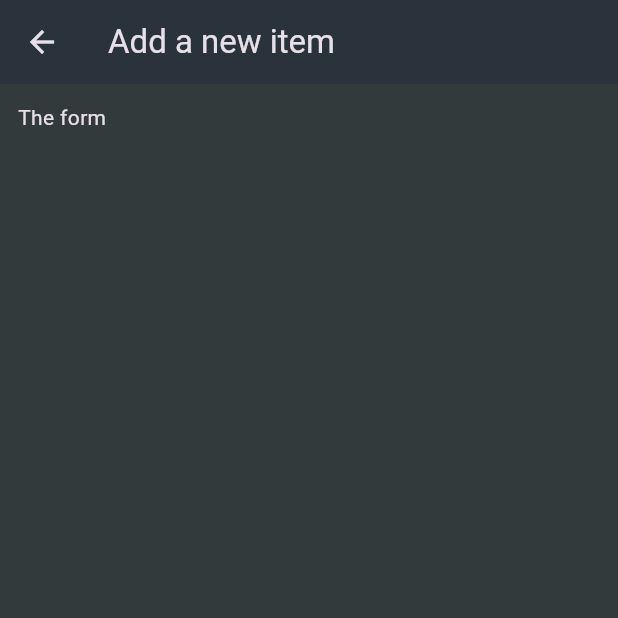
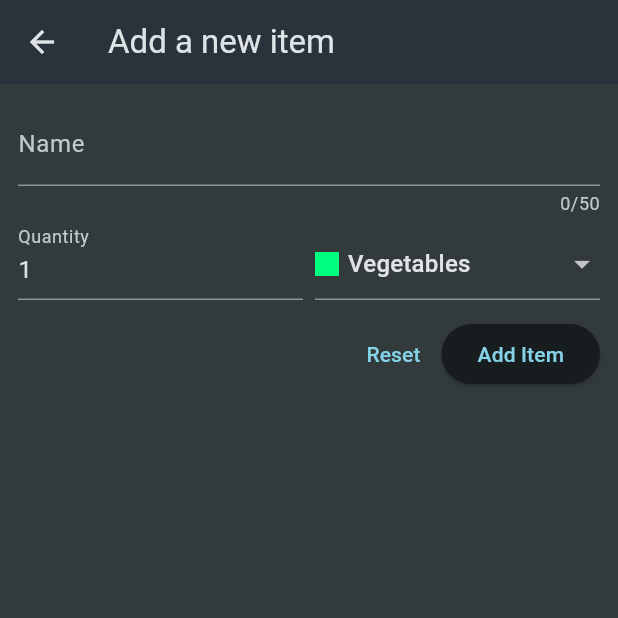
Before and after one commit to KlintonICT/shopping-list, a Flutter app: the screen it shows after launch, after a tap on the "add" icon, on a phone screen of 412 x 824 dp, the top half of it. Run offline on Flutter 3.47's test engine with Material 3 defaults, Android fonts, the phone set to English and light mode, and no system bars.

Commit message:
feat: create add item form screen

```diff
--- a/lib/main.dart
+++ b/lib/main.dart
@@ -15,7 +15,7 @@ class MyApp extends StatelessWidget {
       theme: ThemeData(
         useMaterial3: true,
         colorScheme: ColorScheme.fromSeed(
-          seedColor: const Color.fromARGB(255, 147, 299, 250),
+          seedColor: const Color.fromARGB(255, 147, 229, 250),
           brightness: Brightness.dark,
           surface: const Color.fromARGB(255, 42, 51, 59),
         ),
--- a/lib/widgets/grocery_list.dart
+++ b/lib/widgets/grocery_list.dart
@@ -1,5 +1,5 @@
 import 'package:flutter/material.dart';
-import 'package:shopping_list/data/dummy_items.dart';
+import 'package:shopping_list/models/grocery_item.dart';
 import 'package:shopping_list/widgets/new_item.dart';
 
 class GroceryList extends StatefulWidget {
@@ -10,14 +10,53 @@ class GroceryList extends StatefulWidget {
 }
 
 class _GroceryListState extends State<GroceryList> {
-  void _addItem() {
-    Navigator.of(context).push(
+  final List<GroceryItem> _groceryItems = [];
+
+  void _addItem() async {
+    final newItem = await Navigator.of(context).push<GroceryItem>(
       MaterialPageRoute(builder: (ctx) => const NewItem()),
     );
+
+    if (newItem == null) {
+      return;
+    }
+
+    setState(() {
+      _groceryItems.add(newItem);
+    });
+  }
+
+  void _removeItem(GroceryItem item) {
+    setState(() {
+      _groceryItems.remove(item);
+    });
   }
 
   @override
   Widget build(BuildContext context) {
+    Widget content = const Center(child: Text('No items added yet.'));
+
+    if (_groceryItems.isNotEmpty) {
+      content = ListView.builder(
+        itemCount: _groceryItems.length,
+        itemBuilder: (ctx, index) => Dismissible(
+          onDismissed: (direction) {
+            _removeItem(_groceryItems[index]);
+          },
+          key: ValueKey(_groceryItems[index].id),
+          child: ListTile(
+            title: Text(_groceryItems[index].name),
+            leading: Container(
+              width: 24,
+              height: 24,
+              color: _groceryItems[index].category.color,
+            ),
+            trailing: Text(_groceryItems[index].quantity.toString()),
+          ),
+        ),
+      );
+    }
+
     return Scaffold(
       appBar: AppBar(
         title: const Text('Your Groceries'),
@@ -28,18 +67,7 @@ class _GroceryListState extends State<GroceryList> {
           ),
         ],
       ),
-      body: ListView.builder(
-        itemCount: groceryItems.length,
-        itemBuilder: (ctx, index) => ListTile(
-          title: Text(groceryItems[index].name),
-          leading: Container(
-            width: 24,
-            height: 24,
-            color: groceryItems[index].category.color,
-          ),
-          trailing: Text(groceryItems[index].quantity.toString()),
-        ),
-      ),
+      body: content,
     );
   }
 }
--- a/lib/widgets/new_item.dart
+++ b/lib/widgets/new_item.dart
@@ -1,4 +1,7 @@
 import 'package:flutter/material.dart';
+import 'package:shopping_list/data/categories.dart';
+import 'package:shopping_list/models/category.dart';
+import 'package:shopping_list/models/grocery_item.dart';
 
 class NewItem extends StatefulWidget {
   const NewItem({super.key});
@@ -10,15 +13,127 @@ class NewItem extends StatefulWidget {
 }
 
 class _NewItemState extends State<NewItem> {
+  final _formKey = GlobalKey<FormState>();
+  var _enteredName = '';
+  var _enteredQuantity = 1;
+  var _selectedCategory = categories[Categories.vegetables]!;
+
+  void _saveItem() {
+    if (_formKey.currentState!.validate()) {
+      _formKey.currentState!.save();
+
+      Navigator.of(context).pop(
+        GroceryItem(
+          id: DateTime.now().toString(),
+          name: _enteredName,
+          quantity: _enteredQuantity,
+          category: _selectedCategory,
+        ),
+      );
+    }
+  }
+
   @override
   Widget build(BuildContext context) {
     return Scaffold(
       appBar: AppBar(
         title: const Text('Add a new item'),
       ),
-      body: const Padding(
-        padding: EdgeInsets.all(12),
-        child: Text('The form'),
+      body: Padding(
+        padding: const EdgeInsets.all(12),
+        child: Form(
+          key: _formKey,
+          child: Column(
+            children: [
+              TextFormField(
+                maxLength: 50,
+                decoration: const InputDecoration(label: Text('Name')),
+                validator: (value) {
+                  if (value == null ||
+                      value.isEmpty ||
+                      value.trim().length <= 1 ||
+                      value.trim().length > 50) {
+                    return 'Must be between 1 and 50 characters.';
+                  }
+                  return null;
+                },
+                onSaved: (value) {
+                  _enteredName = value!;
+                },
+              ),
+              Row(
+                crossAxisAlignment: CrossAxisAlignment.end,
+                children: [
+                  Expanded(
+                    child: TextFormField(
+                      decoration: const InputDecoration(
+                        label: Text('Quantity'),
+                      ),
+                      keyboardType: TextInputType.number,
+                      initialValue: _enteredQuantity.toString(),
+                      validator: (value) {
+                        if (value == null ||
+                            value.isEmpty ||
+                            int.tryParse(value) == null ||
+                            int.tryParse(value)! <= 0) {
+                          return 'Must be a valid, positive number.';
+                        }
+                        return null;
+                      },
+                      onSaved: (value) {
+                        _enteredQuantity = int.parse(value!);
+                      },
+                    ),
+                  ),
+                  const SizedBox(width: 8),
+                  Expanded(
+                    child: DropdownButtonFormField(
+                      value: _selectedCategory,
+                      items: [
+                        for (final category in categories.entries)
+                          DropdownMenuItem(
+                            value: category.value,
+                            child: Row(
+                              children: [
+                                Container(
+                                  width: 16,
+                                  height: 16,
+                                  color: category.value.color,
+                                ),
+                                const SizedBox(width: 6),
+                                Text(category.value.title)
+                              ],
+                            ),
+                          )
+                      ],
+                      onChanged: (value) {
+                        setState(() {
+                          _selectedCategory = value!;
+                        });
+                      },
+                    ),
+                  )
+                ],
+              ),
+              const SizedBox(height: 12),
+              Row(
+                mainAxisAlignment: MainAxisAlignment.end,
+                children: [
+                  TextButton(
+                    onPressed: () {
+                      _formKey.currentState!.reset();
+                    },
+                    child: const Text('Reset'),
+                  ),
+                  ElevatedButton(
+                    onPressed: _saveItem,
+                    child: const Text('Add Item'),
+                  )
+                ],
+              )
+            ],
+          ),
+        ),
       ),
     );
   }
```
Also changed, not shown: lib/data/dummy_items.dart (deleted, +0 -24 lines).
